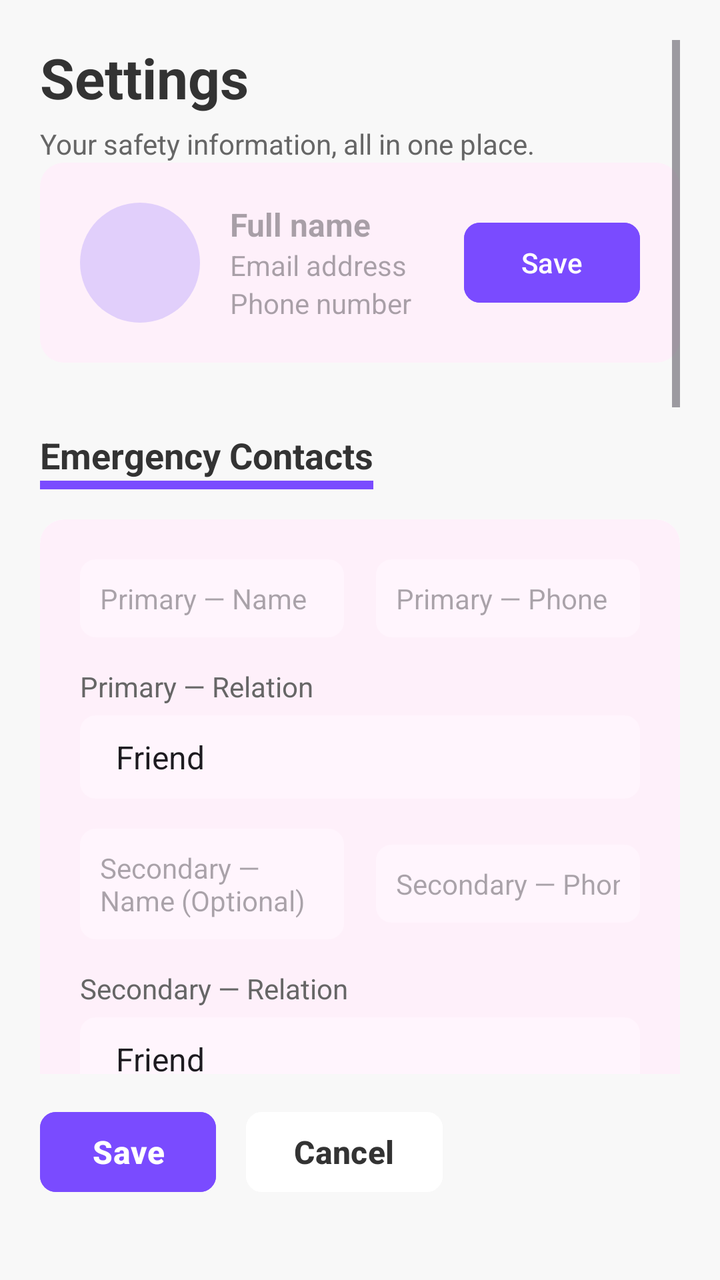
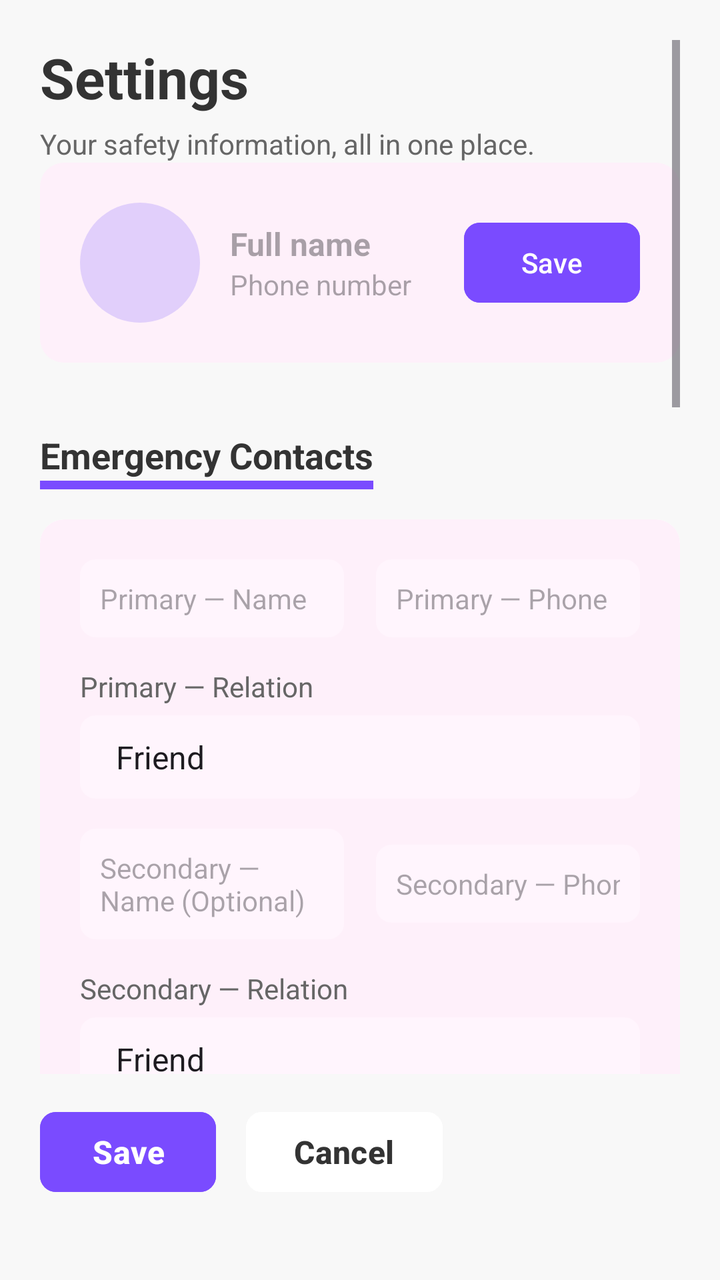

Before-and-after screenshots of an Android layout around one commit, followed by the original layout XML and the change that was made.
<!-- AndroidManifest.xml: application theme Theme.Tourist_main -->
<!-- res/layout/activity_edit.xml -->
<?xml version="1.0" encoding="utf-8"?>
<androidx.constraintlayout.widget.ConstraintLayout xmlns:android="http://schemas.android.com/apk/res/android"
    xmlns:app="http://schemas.android.com/apk/res-auto"
    xmlns:tools="http://schemas.android.com/tools"
    android:layout_width="match_parent"
    android:layout_height="match_parent"
    android:background="@color/off_white_bg"
    android:padding="20dp"
    tools:context=".SettingsActivity">

    
    <ScrollView
        android:id="@+id/scrollView"
        android:layout_width="0dp"
        android:layout_height="0dp"
        app:layout_constraintTop_toTopOf="parent"
        app:layout_constraintStart_toStartOf="parent"
        app:layout_constraintEnd_toEndOf="parent"
        app:layout_constraintBottom_toTopOf="@+id/main_actions_container">

        <LinearLayout
            android:layout_width="match_parent"
            android:layout_height="wrap_content"
            android:orientation="vertical"
            android:paddingBottom="20dp">

            
            <TextView
                android:layout_width="wrap_content"
                android:layout_height="wrap_content"
                android:text="Settings"
                android:textSize="28sp"
                android:textStyle="bold"
                android:textColor="@color/color_text_dark"
                android:layout_marginBottom="5dp" />

            <TextView
                android:layout_width="wrap_content"
                android:layout_height="wrap_content"
                android:text="Your safety information, all in one place."
                android:textSize="14sp"
                android:textColor="@color/color_text_light_grey" />

            
            <LinearLayout
                android:layout_width="match_parent"
                android:layout_height="wrap_content"
                android:orientation="vertical"
                android:gravity="center_horizontal"
                android:layout_marginBottom="2dp">

                <LinearLayout
                    android:layout_width="match_parent"
                    android:layout_height="wrap_content"
                    android:background="@drawable/drawable_card_bg"
                    android:gravity="center_vertical"
                    android:orientation="horizontal"
                    android:padding="20dp">

                    <LinearLayout
                        android:layout_width="0dp"
                        android:layout_height="wrap_content"
                        android:layout_weight="1"
                        android:gravity="center_vertical"
                        android:orientation="horizontal">

                        <ImageView
                            android:id="@+id/iv_profile"
                            android:layout_width="60dp"
                            android:layout_height="60dp"
                            android:layout_marginEnd="15dp"
                            android:src="@drawable/drawable_user_icon"
                            android:scaleType="centerCrop"
                            android:contentDescription="User icon" />


                        <LinearLayout
                            android:layout_width="wrap_content"
                            android:layout_height="wrap_content"
                            android:orientation="vertical">

                            <EditText
                                android:id="@+id/et_full_name"
                                android:layout_width="wrap_content"
                                android:layout_height="wrap_content"
                                android:hint="Full name"
                                android:textColor="@color/color_text_dark"
                                android:textSize="16sp"
                                android:textStyle="bold"
                                android:background="@android:color/transparent"
                                android:padding="0dp" />

                            <EditText
                                android:id="@+id/et_email"
                                android:layout_width="wrap_content"
                                android:layout_height="wrap_content"
                                android:hint="Email address"
                                android:textColor="@color/color_text_light_grey"
                                android:textSize="14sp"
                                android:inputType="textEmailAddress"
                                android:background="@android:color/transparent"
                                android:padding="0dp" />

                            <EditText
                                android:id="@+id/et_phone"
                                android:layout_width="wrap_content"
                                android:layout_height="wrap_content"
                                android:hint="Phone number"
                                android:textColor="@color/color_text_light_grey"
                                android:textSize="14sp"
                                android:inputType="phone"
                                android:background="@android:color/transparent"
                                android:padding="0dp" />
                        </LinearLayout>

                    </LinearLayout>

                    <Button
                        android:id="@+id/btn_save_top"
                        android:layout_width="wrap_content"
                        android:layout_height="wrap_content"
                        android:backgroundTint="@color/color_primary_purple"
                        android:paddingStart="15dp"
                        android:paddingEnd="15dp"
                        android:text="Save"
                        android:textSize="14sp"
                        app:cornerRadius="8dp" />
                </LinearLayout>
            </LinearLayout>

            
            <androidx.cardview.widget.CardView
                android:layout_width="match_parent"
                android:layout_height="wrap_content"
                app:cardCornerRadius="12dp"
                app:cardElevation="0dp"
                android:layout_marginBottom="2dp" />

            
            <TextView
                android:layout_width="wrap_content"
                android:layout_height="wrap_content"
                android:text="Emergency Contacts"
                android:textStyle="bold"
                android:textSize="18sp"
                android:textColor="@color/color_text_dark"
                android:layout_marginTop="30dp"
                android:layout_marginBottom="15dp"
                android:paddingBottom="5dp"
                android:background="@drawable/selector_section_header" />

            <androidx.cardview.widget.CardView
                android:layout_width="match_parent"
                android:layout_height="wrap_content"
                app:cardCornerRadius="12dp"
                app:cardElevation="0dp"
                android:layout_marginBottom="20dp">

                <LinearLayout
                    android:layout_width="match_parent"
                    android:layout_height="wrap_content"
                    android:background="@drawable/drawable_card_bg"
                    android:padding="20dp"
                    android:orientation="vertical">

                    
                    <LinearLayout
                        android:layout_width="match_parent"
                        android:layout_height="wrap_content"
                        android:orientation="horizontal"
                        android:layout_marginBottom="15dp">

                        <EditText
                            android:id="@+id/et_primary_name"
                            android:layout_width="0dp"
                            android:layout_height="wrap_content"
                            android:layout_weight="1"
                            android:layout_marginEnd="8dp"
                            android:background="@drawable/drawable_input_bg"
                            android:hint="Primary — Name"
                            android:padding="10dp"
                            android:textSize="14sp" />

                        <EditText
                            android:id="@+id/et_primary_phone"
                            android:layout_width="0dp"
                            android:layout_height="wrap_content"
                            android:layout_weight="1"
                            android:layout_marginStart="8dp"
                            android:background="@drawable/drawable_input_bg"
                            android:hint="Primary — Phone"
                            android:inputType="phone"
                            android:padding="10dp"
                            android:textSize="14sp" />
                    </LinearLayout>

                    
                    <TextView
                        android:layout_width="wrap_content"
                        android:layout_height="wrap_content"
                        android:text="Primary — Relation"
                        android:textSize="14sp"
                        android:textColor="@color/color_text_light_grey" />

                    <Spinner
                        android:id="@+id/sp_primary_relation"
                        android:layout_width="match_parent"
                        android:layout_height="wrap_content"
                        android:entries="@array/relation_options"
                        android:background="@drawable/drawable_input_bg"
                        android:layout_marginTop="5dp"
                        android:padding="10dp"
                        android:spinnerMode="dropdown" />

                    <View
                        android:layout_width="match_parent"
                        android:layout_height="15dp" />

                    
                    <LinearLayout
                        android:layout_width="match_parent"
                        android:layout_height="wrap_content"
                        android:orientation="horizontal"
                        android:layout_marginBottom="15dp">

                        <EditText
                            android:id="@+id/et_secondary_name"
                            android:layout_width="0dp"
                            android:layout_height="wrap_content"
                            android:layout_weight="1"
                            android:layout_marginEnd="8dp"
                            android:background="@drawable/drawable_input_bg"
                            android:hint="Secondary — Name (Optional)"
                            android:padding="10dp"
                            android:textSize="14sp" />

                        <EditText
                            android:id="@+id/et_secondary_phone"
                            android:layout_width="0dp"
                            android:layout_height="wrap_content"
                            android:layout_weight="1"
                            android:layout_marginStart="8dp"
                            android:background="@drawable/drawable_input_bg"
                            android:hint="Secondary — Phone (Optional)"
                            android:inputType="phone"
                            android:padding="10dp"
                            android:textSize="14sp" />
                    </LinearLayout>

                    
                    <TextView
                        android:layout_width="wrap_content"
                        android:layout_height="wrap_content"
                        android:text="Secondary — Relation"
                        android:textSize="14sp"
                        android:textColor="@color/color_text_light_grey" />

                    <Spinner
                        android:id="@+id/sp_secondary_relation"
                        android:layout_width="match_parent"
                        android:layout_height="wrap_content"
                        android:entries="@array/relation_options"
                        android:background="@drawable/drawable_input_bg"
                        android:layout_marginTop="5dp"
                        android:padding="10dp"
                        android:spinnerMode="dropdown" />
                </LinearLayout>
            </androidx.cardview.widget.CardView>

            
            <TextView
                android:layout_width="wrap_content"
                android:layout_height="wrap_content"
                android:text="Location &amp; Tracking"
                android:textStyle="bold"
                android:textSize="18sp"
                android:textColor="@color/color_text_dark"
                android:layout_marginTop="10dp"
                android:layout_marginBottom="15dp"
                android:paddingBottom="5dp"
                android:background="@drawable/selector_section_header" />

            <androidx.cardview.widget.CardView
                android:layout_width="match_parent"
                android:layout_height="wrap_content"
                app:cardCornerRadius="12dp"
                app:cardElevation="0dp"
                android:layout_marginBottom="20dp">

                <LinearLayout
                    android:layout_width="match_parent"
                    android:layout_height="wrap_content"
                    android:background="@drawable/drawable_card_bg"
                    android:padding="20dp"
                    android:orientation="vertical">

                    <TextView
                        android:layout_width="wrap_content"
                        android:layout_height="wrap_content"
                        android:text="Location sharing"
                        android:textSize="14sp"
                        android:textColor="@color/color_text_light_grey" />

                    <Spinner
                        android:id="@+id/sp_location_sharing"
                        android:layout_width="match_parent"
                        android:layout_height="wrap_content"
                        android:entries="@array/location_sharing_options"
                        android:background="@drawable/drawable_input_bg"
                        android:layout_marginTop="5dp"
                        android:layout_marginBottom="15dp"
                        android:padding="10dp"
                        android:spinnerMode="dropdown" />

                    <LinearLayout
                        android:layout_width="match_parent"
                        android:layout_height="wrap_content"
                        android:orientation="horizontal"
                        android:gravity="center_vertical"
                        android:layout_marginBottom="15dp">

                        <TextView
                            android:layout_width="0dp"
                            android:layout_height="wrap_content"
                            android:layout_weight="1"
                            android:text="Real-time tracking"
                            android:textColor="@color/color_text_dark"
                            android:textSize="14sp" />

                        <Switch
                            android:id="@+id/sw_realtime_tracking"
                            android:layout_width="wrap_content"
                            android:layout_height="wrap_content"
                            android:checked="false" />
                    </LinearLayout>

                    <TextView
                        android:layout_width="wrap_content"
                        android:layout_height="wrap_content"
                        android:text="Precision"
                        android:textSize="14sp"
                        android:textColor="@color/color_text_light_grey" />

                    <Spinner
                        android:id="@+id/sp_precision"
                        android:layout_width="match_parent"
                        android:layout_height="wrap_content"
                        android:entries="@array/precision_options"
                        android:background="@drawable/drawable_input_bg"
                        android:layout_marginTop="5dp"
                        android:padding="10dp"
                        android:spinnerMode="dropdown" />
                </LinearLayout>
            </androidx.cardview.widget.CardView>
            
            <TextView
                android:layout_width="wrap_content"
                android:layout_height="wrap_content"
                android:text="Medical Details"
                android:textStyle="bold"
                android:textSize="18sp"
                android:textColor="@color/color_text_dark"
                android:layout_marginTop="10dp"
                android:layout_marginBottom="15dp"
                android:paddingBottom="5dp"
                android:background="@drawable/selector_section_header" />

            <androidx.cardview.widget.CardView
                android:layout_width="match_parent"
                android:layout_height="wrap_content"
                app:cardCornerRadius="12dp"
                app:cardElevation="0dp"
                android:layout_marginBottom="20dp">

                <LinearLayout
                    android:layout_width="match_parent"
                    android:layout_height="wrap_content"
                    android:background="@drawable/drawable_card_bg"
                    android:padding="20dp"
                    android:orientation="vertical">

                    
                    <TextView
                        android:layout_width="wrap_content"
                        android:layout_height="wrap_content"
                        android:text="Blood Type"
                        android:textSize="14sp"
                        android:textColor="@color/color_text_light_grey" />

                    <EditText
                        android:id="@+id/et_blood_type"
                        android:layout_width="match_parent"
                        android:layout_height="wrap_content"
                        android:hint="e.g. O+"
                        android:background="@drawable/drawable_input_bg"
                        android:padding="10dp"
                        android:textSize="14sp" />

                    <View
                        android:layout_width="match_parent"
                        android:layout_height="12dp" />

                    
                    <TextView
                        android:layout_width="wrap_content"
                        android:layout_height="wrap_content"
                        android:text="Allergies"
                        android:textSize="14sp"
                        android:textColor="@color/color_text_light_grey" />

                    <EditText
                        android:id="@+id/et_allergies"
                        android:layout_width="match_parent"
                        android:layout_height="wrap_content"
                        android:hint="e.g. Penicillin, Peanuts"
                        android:background="@drawable/drawable_input_bg"
                        android:padding="10dp"
                        android:textSize="14sp" />

                    <View
                        android:layout_width="match_parent"
                        android:layout_height="12dp" />

                    
                    <TextView
                        android:layout_width="wrap_content"
                        android:layout_height="wrap_content"
                        android:text="Medical Conditions"
                        android:textSize="14sp"
                        android:textColor="@color/color_text_light_grey" />

                    <EditText
                        android:id="@+id/et_medical_conditions"
                        android:layout_width="match_parent"
                        android:layout_height="wrap_content"
                        android:hint="e.g. Type 1 Diabetes"
                        android:background="@drawable/drawable_input_bg"
                        android:padding="10dp"
                        android:textSize="14sp" />

                    <View
                        android:layout_width="match_parent"
                        android:layout_height="12dp" />

                    
                    <TextView
                        android:layout_width="wrap_content"
                        android:layout_height="wrap_content"
                        android:text="Medications"
                        android:textSize="14sp"
                        android:textColor="@color/color_text_light_grey" />

                    <EditText
                        android:id="@+id/et_medications"
                        android:layout_width="match_parent"
                        android:layout_height="wrap_content"
                        android:hint="e.g. Insulin"
                        android:background="@drawable/drawable_input_bg"
                        android:padding="10dp"
                        android:textSize="14sp" />
                </LinearLayout>
            </androidx.cardview.widget.CardView>


            
            <TextView
                android:layout_width="wrap_content"
                android:layout_height="wrap_content"
                android:text=" Language"
                android:textStyle="bold"
                android:textSize="18sp"
                android:textColor="@color/color_text_dark"
                android:layout_marginTop="10dp"
                android:layout_marginBottom="15dp"
                android:paddingBottom="5dp"
                android:background="@drawable/selector_section_header" />

            <androidx.cardview.widget.CardView
                android:layout_width="match_parent"
                android:layout_height="wrap_content"
                app:cardCornerRadius="12dp"
                app:cardElevation="0dp"
                android:layout_marginBottom="20dp">

                <LinearLayout
                    android:layout_width="match_parent"
                    android:layout_height="wrap_content"
                    android:background="@drawable/drawable_card_bg"
                    android:padding="20dp"
                    android:orientation="vertical">






                    <TextView
                        android:layout_width="wrap_content"
                        android:layout_height="wrap_content"
                        android:text="Language"
                        android:textSize="14sp"
                        android:textColor="@color/color_text_light_grey" />

                    <Spinner
                        android:id="@+id/sp_language"
                        android:layout_width="match_parent"
                        android:layout_height="wrap_content"
                        android:entries="@array/language_options"
                        android:background="@drawable/drawable_input_bg"
                        android:layout_marginTop="5dp"
                        android:padding="10dp"
                        android:spinnerMode="dropdown" />
                </LinearLayout>
            </androidx.cardview.widget.CardView>

        </LinearLayout>
    </ScrollView>

    
    <LinearLayout
        android:id="@+id/main_actions_container"
        android:layout_width="match_parent"
        android:layout_height="wrap_content"
        android:orientation="horizontal"
        android:gravity="start"
        android:paddingTop="15dp"
        android:paddingBottom="20dp"
        android:background="@color/off_white_bg"
        app:layout_constraintBottom_toBottomOf="parent"
        app:layout_constraintStart_toStartOf="parent"
        app:layout_constraintEnd_toEndOf="parent">

        <Button
            android:id="@+id/btn_save_bottom"
            android:layout_width="wrap_content"
            android:layout_height="wrap_content"
            android:text="Save"
            android:backgroundTint="@color/color_primary_purple"
            android:textColor="@color/white"
            android:textStyle="bold"
            android:textSize="16sp"
            app:cornerRadius="8dp"
            android:elevation="4dp"
            android:layout_marginEnd="15dp" />

        <Button
            android:id="@+id/btn_cancel"
            android:layout_width="wrap_content"
            android:layout_height="wrap_content"
            android:text="Cancel"
            android:backgroundTint="@color/white"
            android:textColor="@color/color_text_dark"
            android:textSize="16sp"
            android:textStyle="bold"
            app:cornerRadius="8dp" />
    </LinearLayout>

</androidx.constraintlayout.widget.ConstraintLayout>
<!-- resources referenced by this layout -->
<resources>
  <string-array name="language_options">
          <item>English</item>
          <item>Spanish</item>
          <item>French</item>
      </string-array>
  <string-array name="location_sharing_options">
          <item>Emergency contacts</item>
          <item>Only me</item>
          <item>Public</item>
      </string-array>
  <string-array name="precision_options">
          <item>Balanced</item>
          <item>High</item>
          <item>Low</item>
      </string-array>
  <string-array name="relation_options">
          <item>Friend</item>
          <item>Family</item>
          <item>Colleague</item>
      </string-array>
  <color name="color_primary_purple">#7A4BFF</color>
  <color name="color_text_dark">#333333</color>
  <color name="color_text_light_grey">#666666</color>
  <color name="off_white_bg">#F8F8F8</color>
  <color name="white">#FFFFFF</color>
  <!-- drawable drawable_card_bg (drawable) -->
  <?xml version="1.0" encoding="utf-8"?>
  <shape xmlns:android="http://schemas.android.com/apk/res/android"
      android:shape="rectangle">
      <solid android:color="@color/color_light_bg_pink" />
      <corners android:radius="12dp" />
  </shape>
  <!-- drawable drawable_input_bg (drawable) -->
  <?xml version="1.0" encoding="utf-8"?>
  <shape xmlns:android="http://schemas.android.com/apk/res/android"
      android:shape="rectangle">
      <solid android:color="@color/color_input_bg_pink" />
      <corners android:radius="8dp" />
  </shape>
  <!-- drawable drawable_user_icon (drawable) -->
  <?xml version="1.0" encoding="utf-8"?>
  <shape xmlns:android="http://schemas.android.com/apk/res/android"
      android:shape="oval">
      <solid android:color="@color/color_user_icon_bg" />
  </shape>
  <!-- drawable selector_section_header (drawable) -->
  <?xml version="1.0" encoding="utf-8"?>
  <layer-list xmlns:android="http://schemas.android.com/apk/res/android">
      
      <item>
          <shape android:shape="rectangle">
              <solid android:color="@android:color/transparent" />
          </shape>
      </item>
      
      <item android:top="25dp">
          <shape android:shape="rectangle">
              <size android:height="1dp" />
              <solid android:color="@color/color_primary_purple" />
          </shape>
      </item>
  </layer-list>
  <style name="Theme.Tourist_main" parent="Base.Theme.Tourist_main" />
  <color name="color_light_bg_pink">#FEF0FA</color>
  <color name="color_input_bg_pink">#FFF5FD</color>
  <color name="color_user_icon_bg">#E1CFFB</color>
  <style name="Base.Theme.Tourist_main" parent="Theme.Material3.DayNight.NoActionBar">
          
          
      </style>
</resources>

<!-- the commit's change to res/layout/activity_edit.xml (unified diff, before → after) -->
@@ -90,16 +90,6 @@
                                 android:background="@android:color/transparent"
                                 android:padding="0dp" />
 
-                            <EditText
-                                android:id="@+id/et_email"
-                                android:layout_width="wrap_content"
-                                android:layout_height="wrap_content"
-                                android:hint="Email address"
-                                android:textColor="@color/color_text_light_grey"
-                                android:textSize="14sp"
-                                android:inputType="textEmailAddress"
-                                android:background="@android:color/transparent"
-                                android:padding="0dp" />
 
                             <EditText
                                 android:id="@+id/et_phone"
